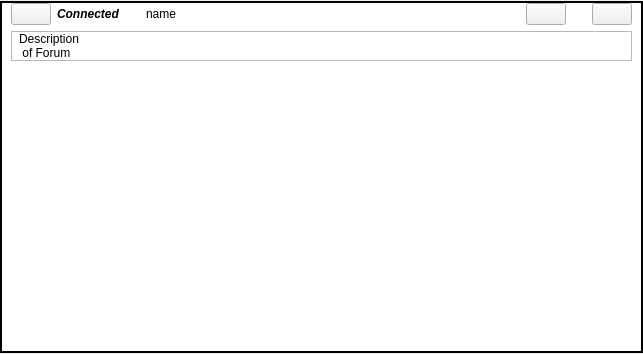
Above: retroshare-gui/src/gui/feeds/ChanNewItem.ui from RetroShare/RetroShare before the change. Below: the same form after it.
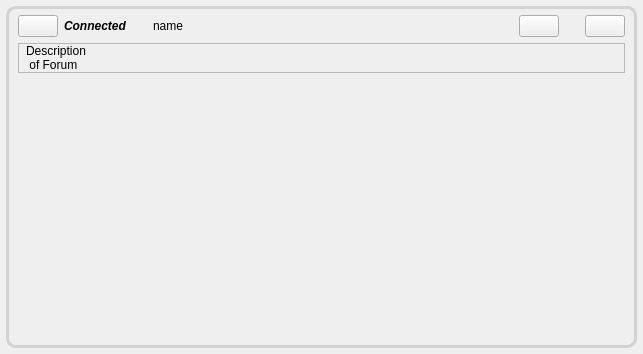
That is the form after the change. Icons and pictures are not drawn.

Diff of the .ui file:
```diff
--- a/retroshare-gui/src/gui/feeds/ChanNewItem.ui
+++ b/retroshare-gui/src/gui/feeds/ChanNewItem.ui
@@ -14,17 +14,8 @@
    <string>Form</string>
   </property>
   <layout class="QGridLayout">
-   <property name="leftMargin">
-    <number>0</number>
-   </property>
-   <property name="topMargin">
-    <number>1</number>
-   </property>
-   <property name="rightMargin">
-    <number>0</number>
-   </property>
-   <property name="bottomMargin">
-    <number>1</number>
+   <property name="margin">
+    <number>6</number>
    </property>
    <item row="0" column="0">
     <widget class="QFrame" name="frame">
@@ -35,8 +26,10 @@
       </sizepolicy>
      </property>
      <property name="styleSheet">
-      <string notr="true">QFrame#frame{border: 2px solid black;
-background: white;}</string>
+      <string notr="true">QFrame#frame{border: 3px solid #D3D3D3; 
+background-color: qlineargradient(x1:0, y1:0, x2:0, y2:1, 
+stop:0 #FFFFFF, stop:1 #F2F2F2);;
+border-radius: 10px;}</string>
      </property>
      <property name="frameShape">
       <enum>QFrame::StyledPanel</enum>
@@ -46,10 +39,10 @@
      </property>
      <layout class="QVBoxLayout">
       <property name="topMargin">
-       <number>0</number>
+       <number>6</number>
       </property>
       <property name="bottomMargin">
-       <number>0</number>
+       <number>6</number>
       </property>
       <item>
        <layout class="QHBoxLayout">
```
Left out of the diff: 3 changed lines with no effect on the pictures.
